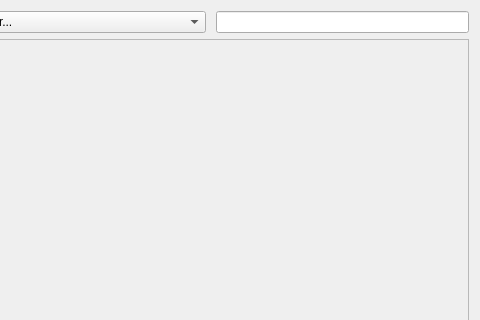
Above: productwidget.ui from edgardominguez23/lerma before the change; both pictures show x 320 to 800 and y 0 to 320 of the 800 by 600 pixel window. Below: the same form after it.
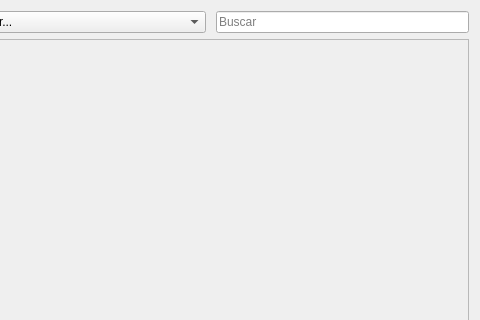
That is the form after the change.

Diff of the .ui file:
```diff
--- a/productwidget.ui
+++ b/productwidget.ui
@@ -79,7 +79,14 @@
       </widget>
      </item>
      <item>
-      <widget class="QLineEdit" name="searchLE"/>
+      <widget class="QLineEdit" name="searchLE">
+       <property name="text">
+        <string/>
+       </property>
+       <property name="placeholderText">
+        <string>Buscar</string>
+       </property>
+      </widget>
      </item>
     </layout>
    </item>
```
